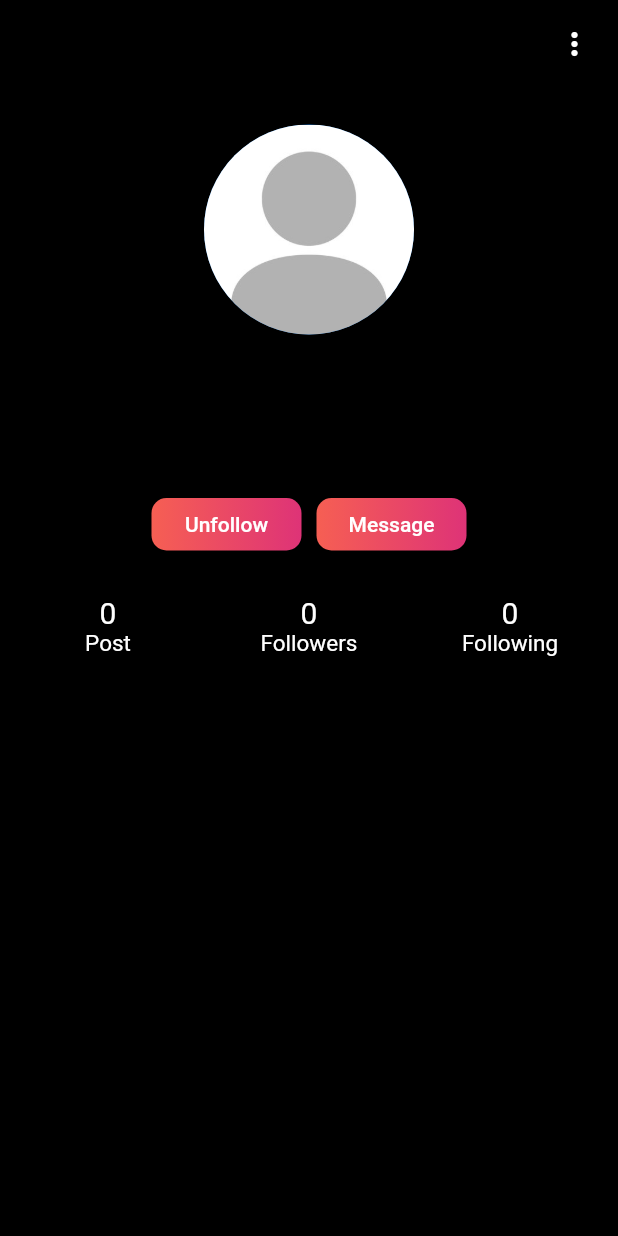
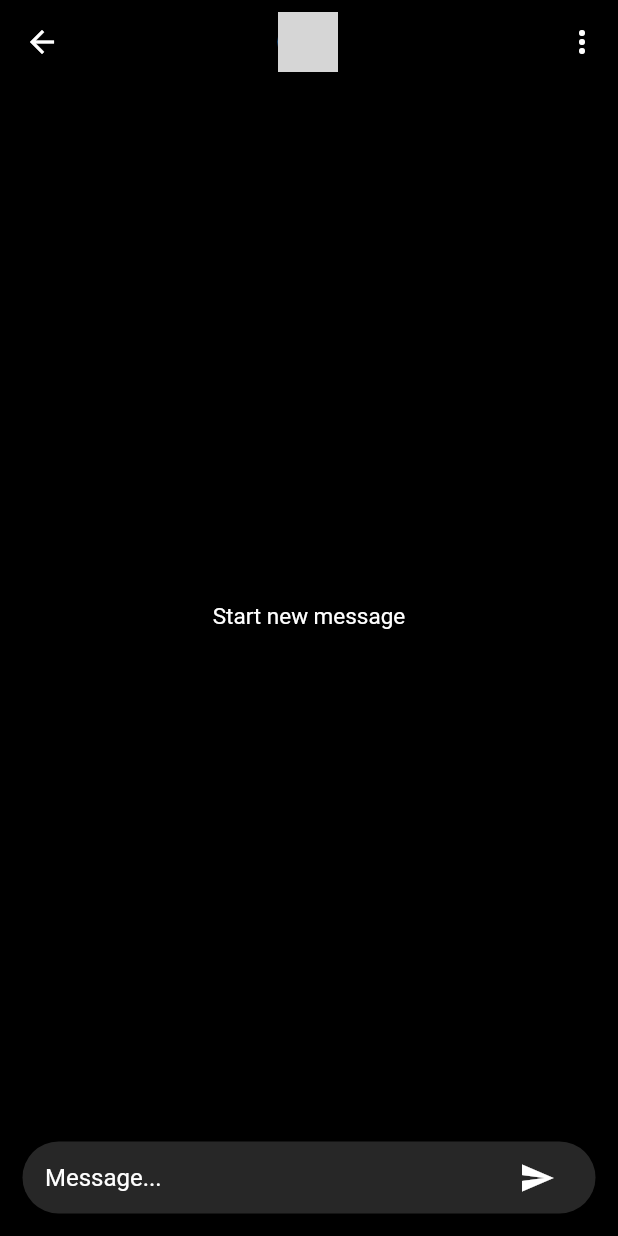
Before and after one commit to arunvg997733/Socion-Social-media-app, a Flutter app: the OtherProfileScreen screen opened directly with empty values, after a tap on "Message", on a phone screen of 412 x 824 dp. Run offline on Flutter 3.47's test engine with Material 2 defaults, Android fonts, the phone set to English and light mode, and no system bars; our stand-ins replace cloud_firestore, firebase_auth, firebase_core, firebase_storage, get, google_sign_in and 4 more; accounts and stored records are empty; network calls fail; grey boxes are pictures that could not be loaded.

Commit message:
chat completed

```diff
--- /dev/null
+++ b/lib/controller/messagecontroller.dart
@@ -0,0 +1,62 @@
+import 'package:cloud_firestore/cloud_firestore.dart';
+import 'package:firebase_auth/firebase_auth.dart';
+import 'package:get/get.dart';
+import 'package:get/get_connect/http/src/utils/utils.dart';
+import 'package:socion/model/message_model.dart';
+
+class MessageController extends GetxController{
+  FirebaseAuth auth = FirebaseAuth.instance;
+  CollectionReference chatdata = FirebaseFirestore.instance.collection('chatdata');
+  CollectionReference chatGroupdata = FirebaseFirestore.instance.collection('chatgroupdata');
+  RxList chatGroupList = [].obs;
+
+  sendmessage(String receiverId,String message,String image,String name){
+    final time = Timestamp.now();
+    final curreuserid = auth.currentUser!.uid;
+    final newmessage = MessageModel(senderId: curreuserid, receiverId: receiverId, message: message, time: time);
+    List<String> ids = [curreuserid,receiverId];
+    ids.sort();
+    String chatRoomId= ids.join("_");
+    chatdata.doc(chatRoomId).collection('messages').add(newmessage.toMap());
+    final lastmessage = {
+      'lastmessage':message,
+      'name':name,
+      'image':image,
+      'time':time,
+      'userid':receiverId
+    };
+    chatGroupdata.doc(chatRoomId).set(lastmessage);
+  }
+
+  Stream <QuerySnapshot> getMessage(receiverId){
+    List <String> ids = [auth.currentUser!.uid,receiverId];
+    ids.sort();
+    String charRoomId = ids.join("_");
+    return  chatdata.doc(charRoomId).collection('messages').orderBy('time').snapshots();
+  }
+
+  clearChat(String receiverId,)async{
+    print(auth.currentUser?.uid);
+    List <String> ids = [auth.currentUser!.uid,receiverId];
+    ids.sort();
+    String charRoomId = ids.join("_");
+     final data =await chatdata.doc(charRoomId).collection('messages').get();
+     final singledata = chatdata.doc(charRoomId).collection('messages');
+     for(var element in data.docs){
+      singledata.doc(element.id).delete();
+     }
+  }
+
+  // getChatGroup()async{
+  //   chatGroupList.value.clear();
+  //   final data =await chatGroupdata.get();
+  //   String name = auth.currentUser!.uid;
+  //   for(var element in data.docs){
+  //     String docsname = element.id;
+  //     if(docsname.contains(name)){
+  //       chatGroupList.value.add(element);
+  //     };
+  //   }
+  //   update();
+  // }
+}
--- a/lib/controller/searchcontroller.dart
+++ b/lib/controller/searchcontroller.dart
@@ -1,8 +1,10 @@
 import 'package:cloud_firestore/cloud_firestore.dart';
+import 'package:firebase_auth/firebase_auth.dart';
 import 'package:get/get.dart';
 import 'package:socion/model/user_model.dart';
 
 class UserSearchController extends GetxController {
+  FirebaseAuth auth = FirebaseAuth.instance;
   CollectionReference userdata =
       FirebaseFirestore.instance.collection('userdata');
 
@@ -14,7 +16,9 @@ class UserSearchController extends GetxController {
     allList.value.clear();
     final searchdata = await userdata.get();
     for (var element in searchdata.docs) {
-      allList.add(UserModel.fromMap(element));
+      if(element['userid']!= auth.currentUser?.uid){
+        allList.value.add(UserModel.fromMap(element));
+      }
     }
     // ignore: invalid_use_of_protected_member
     seachList.value = allList.value;
--- /dev/null
+++ b/lib/model/message_model.dart
@@ -0,0 +1,19 @@
+import 'package:cloud_firestore/cloud_firestore.dart';
+
+class MessageModel{
+  String senderId;
+  String receiverId;
+  String message;
+  Timestamp time;
+
+  MessageModel({required this.senderId,required this.receiverId,required this.message,required this.time});
+
+  Map<String, dynamic> toMap(){
+   return {
+      'senderid':senderId,
+      'receiverid':receiverId,
+      'message':message,
+      'time':time
+    };
+  }
+}
--- /dev/null
+++ b/lib/view/chatscreen/screen_chat.dart
@@ -0,0 +1,141 @@
+import 'package:cloud_firestore/cloud_firestore.dart';
+import 'package:firebase_auth/firebase_auth.dart';
+import 'package:flutter/material.dart';
+import 'package:get/get.dart';
+import 'package:socion/controller/messagecontroller.dart';
+import 'package:socion/core/constant.dart';
+import 'package:socion/view/widget/widget.dart';
+
+class ChatScreen extends StatelessWidget {
+  ChatScreen({super.key,required this.name,required this.image,required this.userId});
+  String name;
+  String image;
+  String userId;
+  final getMsg = Get.put(MessageController());
+  @override
+  Widget build(BuildContext context) {
+    return  Scaffold(
+      appBar: AppBar(
+        actions: [
+          PopupMenuButton(
+            icon: iconStyle(Icons.more_vert),
+            color: kdarkgrey,
+            itemBuilder: (context) {
+            return [PopupMenuItem(
+              onTap: () {
+                getMsg.clearChat(userId);
+              },
+              child: textStyle('Clear Chat', 12))];
+          },)
+        ],
+        centerTitle: true,
+        title: Row(
+          mainAxisAlignment: MainAxisAlignment.center,
+          children: [
+            CircleAvatar(
+              backgroundImage: NetworkImage(image),
+            ),
+            kwidth10,
+            textStyle(name,20),
+          ],
+        ),
+        backgroundColor: kblack,
+      ),
+      body: Padding(
+        padding: const EdgeInsets.all(15.0),
+        child: Column(
+          children: [
+            StreamBuilder(
+              stream: getMsg.getMessage(userId),
+              builder: (context, snapshot) {
+                if(snapshot.hasError){
+                  return textStyle(snapshot.error.toString(), 10);
+                }
+                if(snapshot.connectionState == ConnectionState.waiting){
+                  return Expanded(child: Center(child: CircularProgressIndicator()));
+                }
+              return Expanded(
+                child:snapshot.data!.docs.isEmpty ? Center(child: textStyle('Start new message', 15)) : ListView.separated(
+                  itemCount: snapshot.data!.docs.length,
+                  itemBuilder: (context, index) {
+                  final data = snapshot.data!.docs[index];
+                  return  Message(data: data,);
+                },
+                separatorBuilder: (context, index) {
+                  return kheight10;
+                },),
+              );
+            },),
+            kheight10,
+            MessageTextField(userId: userId,image: image,name: name,)
+          ],
+        ),
+      ),
+
+    );
+  }
+}
+
+class Message extends StatelessWidget {
+  FirebaseAuth auth = FirebaseAuth.instance;
+  Message({super.key,required this.data  });
+  DocumentSnapshot data;
+  @override
+  Widget build(BuildContext context) {
+    return Container(
+      alignment: data['senderid'] == auth.currentUser!.uid ? Alignment.centerRight:Alignment.centerLeft,
+      child: Container(
+        decoration: BoxDecoration(
+          color:data['senderid'] == auth.currentUser!.uid ?  kdarkgrey:kmixcolorpink,
+          borderRadius:data['senderid'] == auth.currentUser!.uid ?  BorderRadius.only(bottomLeft: Radius.circular(15),topRight: Radius.circular(15),topLeft: Radius.circular(15)):BorderRadius.only(topLeft: Radius.circular(15),bottomRight: Radius.circular(15),topRight: Radius.circular(15))
+        ),
+        child: Padding(
+          padding: const EdgeInsets.symmetric(horizontal: 15,vertical: 10),
+          child: textStyle(data['message'], 13),
+        )),
+    );
+  }
+
+}
+
+class MessageTextField extends StatelessWidget {
+   MessageTextField({super.key,required this.userId,required this.name,required this.image,});
+   String userId;
+   String name;
+   String image;
+  final getMsg = Get.put(MessageController());
+  TextEditingController messagectr = TextEditingController();
+  @override
+  Widget build(BuildContext context) {
+    return Container(
+      decoration: BoxDecoration(
+        color: kdarkgrey,
+        borderRadius: BorderRadius.circular(30)
+      ),
+      child: Padding(
+        padding: const EdgeInsets.symmetric(horizontal: 15),
+        child: Row(
+          children: [
+             Expanded(child: TextField(
+              style: TextStyle(color: kwhite),
+              controller: messagectr,
+              decoration: const InputDecoration(
+                border: InputBorder.none,
+                hintText:'Message...' ,
+                hintStyle: TextStyle(
+                  color: kwhite
+                )
+              ),
+            )),
+            IconButton(onPressed: () {
+              if(messagectr.text.isNotEmpty){
+                getMsg.sendmessage(userId, messagectr.text,image,name);
+              }
+              messagectr.clear();
+            }, icon: iconStyle(Icons.send))
+          ],
+        ),
+      ),
+    );
+  }
+}
--- a/lib/view/home_screen/screen_home.dart
+++ b/lib/view/home_screen/screen_home.dart
@@ -8,6 +8,7 @@ import 'package:socion/controller/userprofilecontroller.dart';
 import 'package:socion/core/constant.dart';
 import 'package:socion/view/Like_screen/screen_like.dart';
 import 'package:socion/view/add_story_screen/screen_add_story.dart';
+import 'package:socion/view/message_screen/screen_message.dart';
 import 'package:socion/view/others_profile_screen/screen_others_profile.dart';
 import 'package:socion/view/story_view_screen/screen_story_view.dart';
 import 'package:socion/view/view_image/screen_view-image.dart';
@@ -42,7 +43,9 @@ class _HomeScreenState extends State<HomeScreen> {
                   children: [
                     const Spacer(),
                     IconButton(
-                      onPressed: () {},
+                      onPressed: () {
+                        Get.to(MessageScreen());
+                      },
                       icon: iconStyle(Icons.messenger_outline),
                     )
                   ],
--- a/lib/view/notification_screen/screen_notifiaction.dart
+++ b/lib/view/notification_screen/screen_notifiaction.dart
@@ -17,13 +17,13 @@ class NotificationScreen extends StatelessWidget {
         centerTitle: true,
         title: textStyle('Notification', 20),
       ),
-      body: SafeArea(child: GetBuilder<NotificationController>(
+      body: SafeArea(child:GetBuilder<NotificationController>(
         builder: (controller) {
           return RefreshIndicator(
             onRefresh: () async {
               getnoti.updateNotification();
             },
-            child: ListView.separated(
+            child:getnoti.notificationlist.isEmpty ? Center(child: textStyle('No Notification', 20)) :  ListView.separated(
                 itemBuilder: (context, index) {
                   Map<String, dynamic> data =
                       getnoti.notificationlist.value[index];
--- a/lib/view/others_profile_screen/screen_others_profile.dart
+++ b/lib/view/others_profile_screen/screen_others_profile.dart
@@ -1,9 +1,11 @@
 import 'package:flutter/material.dart';
 import 'package:get/get.dart';
 import 'package:socion/controller/authcontroller.dart';
+import 'package:socion/controller/messagecontroller.dart';
 import 'package:socion/controller/post_controller.dart';
 import 'package:socion/controller/userprofilecontroller.dart';
 import 'package:socion/core/constant.dart';
+import 'package:socion/view/chatscreen/screen_chat.dart';
 import 'package:socion/view/current_user_post_view_screen/screen_current_user_post_view.dart';
 import 'package:socion/view/follw_screen/screen_follow.dart';
 import 'package:socion/view/widget/widget.dart';
@@ -12,9 +14,12 @@ import 'package:socion/view/widget/widget.dart';
 class OtherProfileScreen extends StatelessWidget {
   OtherProfileScreen({super.key, required this.userId});
   String userId;
+  String? image;
+  String? name;
   final getUser = Get.put(AuthController());
   final getpost = Get.put(PostController());
   final getOther = Get.put(UserProfileController());
+  final getMsg = Get.put(MessageController());
 
   @override
   Widget build(BuildContext context) {
@@ -52,6 +57,8 @@ class OtherProfileScreen extends StatelessWidget {
                   kheight30,
                   GetX<UserProfileController>(
                     builder: (controller) {
+                      name =controller.user.value.name!;
+                      image = controller.user.value.image;
                       return CircleAvatar(
                           radius: 70,
                           backgroundImage: controller.user.value.image == ""
@@ -115,7 +122,9 @@ class OtherProfileScreen extends StatelessWidget {
                               Color(0xffDE3377),
                             ])),
                         child: TextButton(
-                          onPressed: () async {},
+                          onPressed: () async {
+                            Get.to(ChatScreen(name: name!, image: image!, userId: userId));
+                          },
                           child: Center(child: textStyle('Message', 14)),
                         ),
                       ),
```
Also changed, not shown: lib/view/message_screen/screen_message.dart (added, +102 -0 lines), lib/model/post_model.dart (line endings or trailing spaces).
